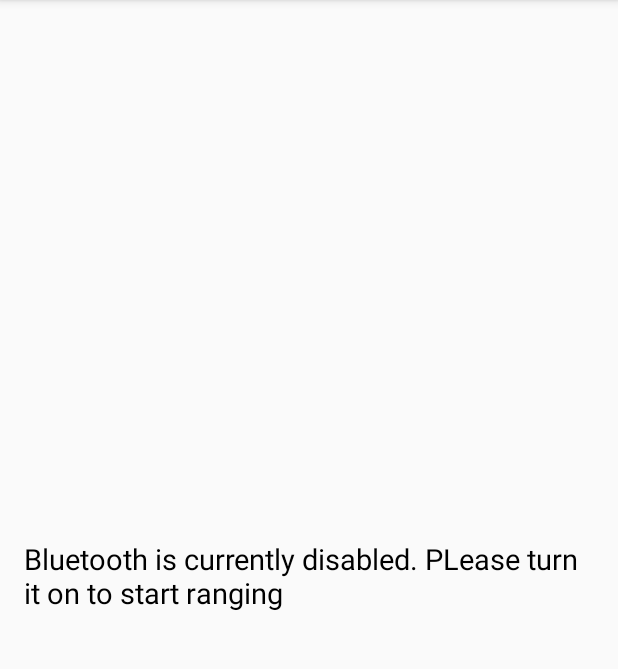
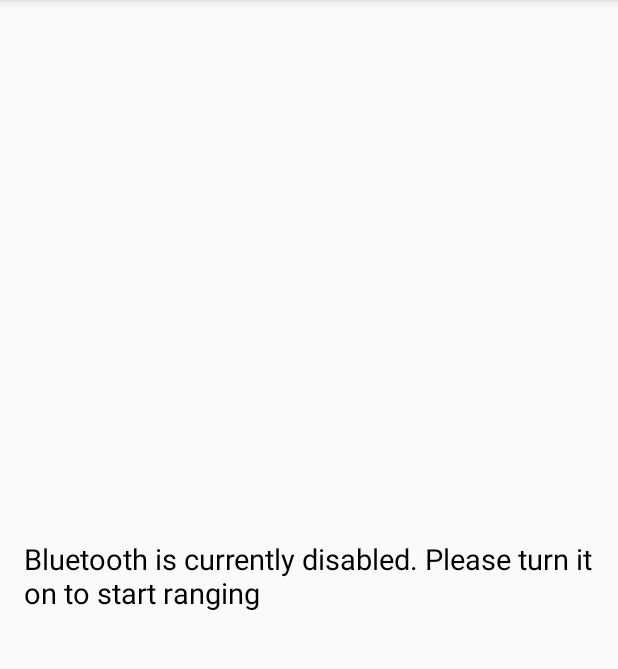
Before and after one commit to karthikb351/map.a.ble-Android, an Android app: the screen it shows after launch (MainActivity), on a phone screen of 412 x 824 dp, the part 84-753 px from its top. Run offline under Robolectric (Android 15) with nearby library versions, the phone set to English and light mode, and no system bars; our stand-ins replace Timber; libraries missing offline, so code that uses them is left out: com.squareup.otto, org.altbeacon.beacon; 7 statements that could not run were skipped.

Commit message:
added service toggling

```diff
--- a/app/src/main/java/com/karthikb351/mapable/activities/MainActivity.java
+++ b/app/src/main/java/com/karthikb351/mapable/activities/MainActivity.java
@@ -60,13 +60,11 @@ public class MainActivity extends ActionBarActivity {
         super.onStart();
         mBus.register(this);
         registerReceiver(mReceiver, new IntentFilter(BluetoothAdapter.ACTION_STATE_CHANGED));
-        startBeaconService();
     }
 
    @Override
     protected void onStop() {
         super.onStop();
-        stopBeaconService();
         unregisterReceiver(mReceiver);
         mBus.unregister(this);
     }
@@ -75,6 +73,12 @@ public class MainActivity extends ActionBarActivity {
     public boolean onCreateOptionsMenu(Menu menu) {
         // Inflate the menu; this adds items to the action bar if it is present.
         getMenuInflater().inflate(R.menu.menu_main, menu);
+        MenuItem toggleItem = menu.findItem(R.id.action_toggle_service);
+        if (BeaconService.isInstanceCreated()) {
+            toggleItem.setTitle("Stop Service");
+        } else {
+            toggleItem.setTitle("Start Service");
+        }
         return true;
     }
 
@@ -87,6 +91,16 @@ public class MainActivity extends ActionBarActivity {
 
         //noinspection SimplifiableIfStatement
         if (id == R.id.action_settings) {
+            return true;
+        }
+
+        if (id == R.id.action_toggle_service) {
+            if (BeaconService.isInstanceCreated()) {
+                stopBeaconService();
+            } else {
+                startBeaconService();
+            }
+            invalidateOptionsMenu();
             return true;
         }
 
@@ -134,7 +148,7 @@ public class MainActivity extends ActionBarActivity {
     private void handleBluetoothDisabled() {
         stopBeaconRanging();
         mBluetoothDisabledText.setVisibility(View.VISIBLE);
-        mBluetoothDisabledText.setText("Bluetooth is currently disabled. PLease turn it on to start ranging");
+        mBluetoothDisabledText.setText("Bluetooth is currently disabled. Please turn it on to start ranging");
         mBeaconListView.setVisibility(View.GONE);
     }
 
@@ -148,6 +162,8 @@ public class MainActivity extends ActionBarActivity {
 
     private void stopBeaconService() {
         stopService(new Intent(this, BeaconService.class));
+        mBeaconList.clear();
+        mAdapter.notifyDataSetChanged();
     }
 
     private void stopBeaconRanging() {
--- a/app/src/main/java/com/karthikb351/mapable/service/BeaconService.java
+++ b/app/src/main/java/com/karthikb351/mapable/service/BeaconService.java
@@ -39,6 +39,12 @@ public class BeaconService extends Service {
     private Bus mBus = BusProvider.getInstance();
     Handler handler;
 
+    private static BeaconService instance = null;
+
+    public static boolean isInstanceCreated() {
+        return instance != null;
+    }
+
     public BeaconService() {
 
     }
@@ -46,6 +52,7 @@ public class BeaconService extends Service {
     @Override
     public void onCreate() {
         super.onCreate();
+        instance = this;
         mBus.register(this);
         Timber.tag("BeaconService");
         Timber.d("Service created");
@@ -144,6 +151,7 @@ public class BeaconService extends Service {
 
     @Override
     public void onDestroy() {
+        instance = null;
         super.onDestroy();
         beaconManager.unbind(mConsumer);
         mBus.unregister(this);
--- a/app/src/main/res/menu/menu_main.xml
+++ b/app/src/main/res/menu/menu_main.xml
@@ -1,6 +1,15 @@
 <menu xmlns:android="http://schemas.android.com/apk/res/android"
     xmlns:app="http://schemas.android.com/apk/res-auto"
-    xmlns:tools="http://schemas.android.com/tools" tools:context=".MainActivity">
-    <item android:id="@+id/action_settings" android:title="@string/action_settings"
-        android:orderInCategory="100" app:showAsAction="never" />
+    xmlns:tools="http://schemas.android.com/tools"
+    tools:context=".MainActivity">
+    <item
+        android:id="@+id/action_settings"
+        android:title="@string/action_settings"
+        android:orderInCategory="100"
+        app:showAsAction="never" />
+    <item
+        android:id="@+id/action_toggle_service"
+        android:title="Toggle Services"
+        android:orderInCategory="99"
+        app:showAsAction="never" />
 </menu>
```
